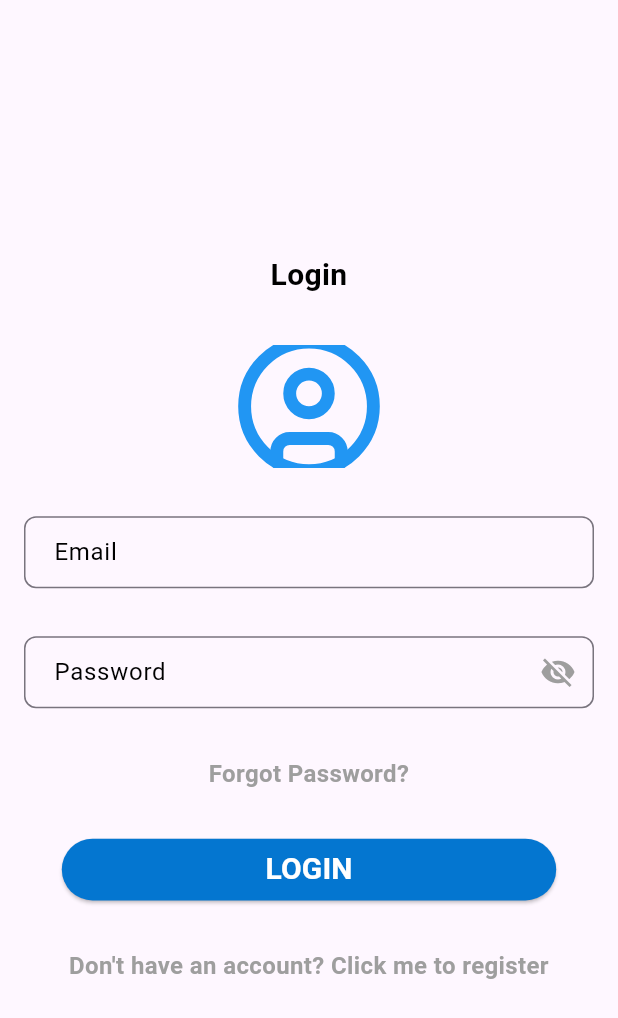
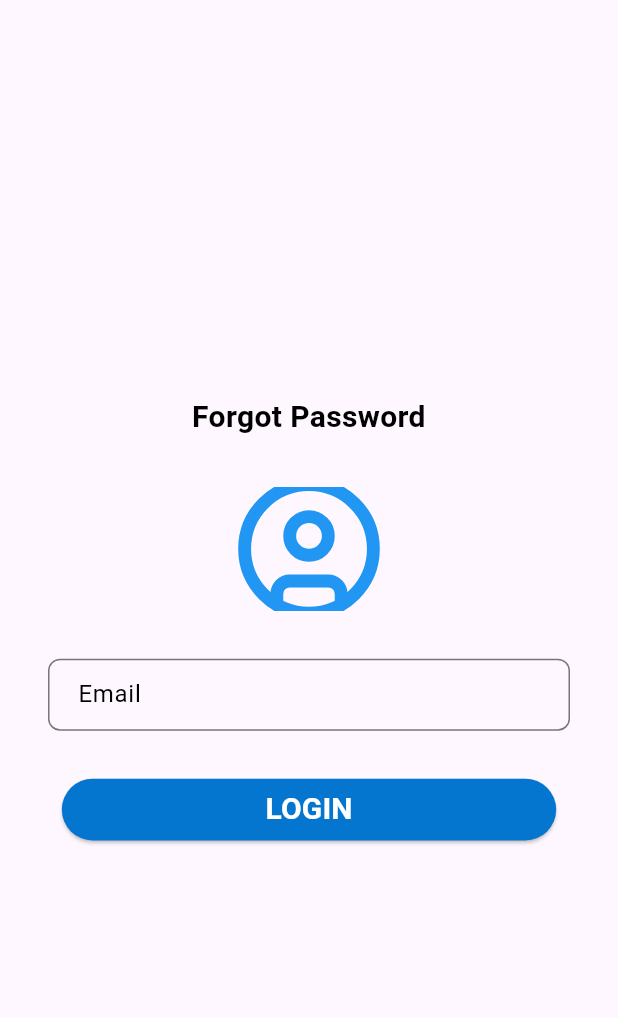
Before and after one commit to WenDEVLIFE/disaster_relief_coordination, a Flutter app: the LoginView screen opened directly, after a tap on "Forgot Password?", on a phone screen of 412 x 824 dp. Shown: the top 1018 px of the screen. Run offline on Flutter 3.47's test engine with Material 3 defaults, Android fonts, the phone set to English and light mode, and no system bars; our stand-ins replace cloud_firestore, equatable, firebase_auth, firebase_core, flutter_bloc, flutter_svg and 2 more; missing offline and left inert: mailer; accounts and stored records are empty.

Commit message:
Done designing the ForgotPasswordView.dart and added navigations to the ForgotPasswordView.dart

```diff
--- /dev/null
+++ b/lib/src/view/ForgotPasswordView.dart
@@ -0,0 +1,73 @@
+import 'package:flutter/cupertino.dart';
+import 'package:flutter/material.dart';
+import 'package:flutter_svg/svg.dart';
+
+import '../helpers/SvgHelpers.dart';
+import '../widgets/CustomButton.dart';
+import '../widgets/CustomOutlineTextField.dart';
+import '../widgets/CustomText.dart';
+
+class ForgotPasswordView extends StatefulWidget{
+  const ForgotPasswordView({super.key});
+
+  @override
+  _ForgotPasswordViewState createState() => _ForgotPasswordViewState();
+}
+
+class _ForgotPasswordViewState extends State<ForgotPasswordView>{
+  final TextEditingController emailController = TextEditingController();
+  @override
+  Widget build(BuildContext context) {
+    double screenWidth = MediaQuery
+        .of(context)
+        .size
+        .width;
+    double screenHeight = MediaQuery
+        .of(context)
+        .size
+        .height;
+    return Scaffold(
+      body: Center(
+        child: Padding(
+          padding: EdgeInsets.all(16.0),
+          child: Column(
+            mainAxisAlignment: MainAxisAlignment.center,
+            children: [
+              Padding(padding: EdgeInsets.all(16.0),
+                child: CustomText(text: 'Forgot Password',
+                    fontFamily: 'Roboto',
+                    fontSize: 20,
+                    color: Colors.black,
+                    fontWeight: FontWeight.w700,
+                    textAlign: TextAlign.center),
+              ),
+              Padding(
+                padding: EdgeInsets.all(16.0),
+                child: SizedBox(
+                  width: screenWidth * 0.25,
+                  height: screenHeight * 0.1,
+                  child: SvgPicture.asset(
+                    SvgHelpers.person,
+                    width: screenWidth * 0.25,
+                    height: screenHeight * 0.1,
+                    fit: BoxFit.cover,
+                    colorFilter:  ColorFilter.mode(Colors.blue, BlendMode.srcIn),
+                  ),
+                ),
+              ),
+              Padding(padding: EdgeInsets.all(16.0),
+                child: CustomOutlineTextField(hintext: 'Email', controller: emailController),
+              ),
+              Padding(padding: EdgeInsets.all(16.0),
+                child:  CustomButton(hintText: 'LOGIN', fontFamily: 'Roboto', fontSize: 20, fontWeight: FontWeight.w700, onPressed: (){
+
+                }, width: screenWidth * 0.8, height: screenHeight * 0.05 ),
+              ),
+
+            ],
+          ),
+        ),
+      )
+    );
+  }
+  }
--- a/lib/src/view/LoginView.dart
+++ b/lib/src/view/LoginView.dart
@@ -6,6 +6,7 @@ import 'package:disaster_relief_coordination/src/widgets/CustomText.dart';
 import 'package:flutter/material.dart';
 import 'package:flutter_svg/flutter_svg.dart';
 import '../widgets/CustomOutlinePasswordField.dart';
+import 'ForgotPasswordView.dart';
 import 'RegisterView.dart';
 
 
@@ -50,7 +51,7 @@ class _LoginViewState extends State<LoginView> {
                   width: screenWidth * 0.25,
                   height: screenHeight * 0.1,
                   fit: BoxFit.cover,
-                  color: Colors.blue,
+                  colorFilter:  ColorFilter.mode(Colors.blue, BlendMode.srcIn),
                 ),
               ),
             ),
@@ -65,6 +66,9 @@ class _LoginViewState extends State<LoginView> {
                 onTap: (){
                   // Navigate to forgot password screen
                   print('Forgot Password tapped');
+                  Navigator.push(context,  MaterialPageRoute(builder: (context) {
+                    return ForgotPasswordView();
+                  }));
                 },
                 child: CustomText(text: 'Forgot Password?', fontFamily: 'Roboto', fontSize: 16, color: Colors.grey, fontWeight: FontWeight.w700, textAlign: TextAlign.center),
               ),
```
